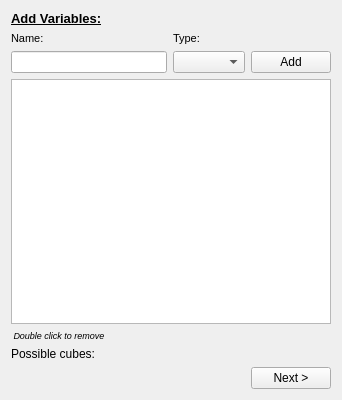
Before: the Qt Designer form fuzzy_logic_gui/flg_project_setup_page.ui in rafidalhaq/complex-course, drawn with Qt 5.
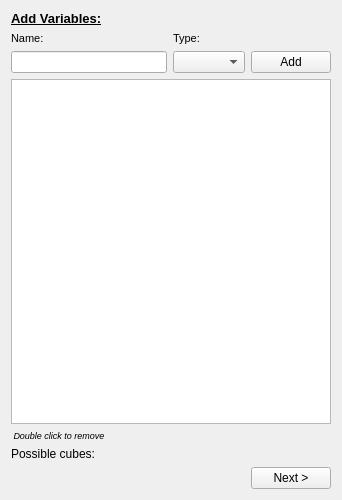
After: the same form once the commit is applied.

Commit message: GUI:  - changed program name to "Production rules analyzer"  - added label "Double click to remove" under production rules add list  - increased window height to fit minimal KB on analysis page

```diff
--- a/fuzzy_logic_gui/flg_project_setup_page.ui
+++ b/fuzzy_logic_gui/flg_project_setup_page.ui
@@ -7,7 +7,7 @@
     <x>0</x>
     <y>0</y>
     <width>342</width>
-    <height>400</height>
+    <height>500</height>
    </rect>
   </property>
   <property name="windowTitle">
```
The commit also changes 4 other files.
